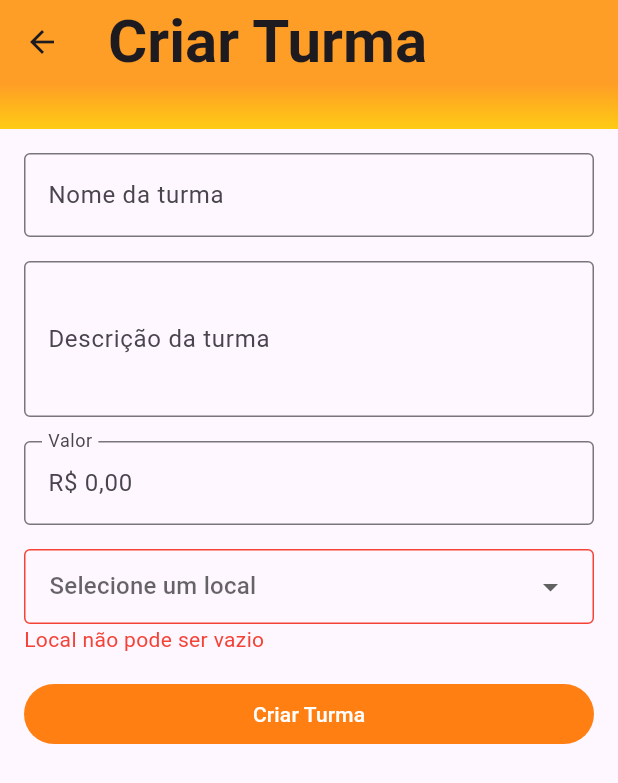
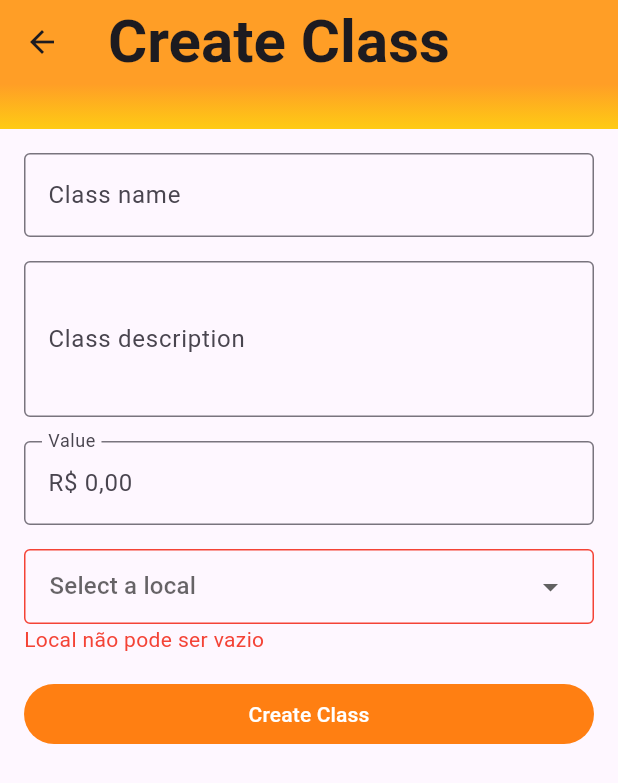
Before and after one commit to Gaudiot/ctcl_manager, a Flutter app: the CreateClassView screen opened by its route, on a phone screen of 412 x 824 dp. Shown: the top 783 px of the screen. Run offline on Flutter 3.47's test engine with Material 3 defaults, Android fonts, the phone set to English and light mode, and no system bars; our stand-ins replace flutter_dotenv, supabase_flutter; accounts and stored records are empty; generated files the repository leaves out were written again; network calls fail.

Commit message:
strings localization

```diff
--- /dev/null
+++ b/l10n.yaml
@@ -0,0 +1,4 @@
+arb-dir: lib/l10n
+template-arb-file: app_en.arb
+output-localization-file: app_localizations.dart
+untranslated-messages-file: lib/l10n/untranslated_messages.txt
--- a/lib/base/components/locals_dropdown.dart
+++ b/lib/base/components/locals_dropdown.dart
@@ -1,6 +1,7 @@
 import "package:ctcl_manager/base/DAOs/local.dao.dart";
 import "package:ctcl_manager/base/DAOs/models/local.dao_model.dart";
 import "package:ctcl_manager/base/uicolors.dart";
+import "package:ctcl_manager/l10n/localizations_extension.dart";
 import "package:ctcl_manager/src/views/bottomsheets/create_local.bottomsheet.dart";
 import "package:flutter/material.dart";
 
@@ -141,7 +142,7 @@ class _LocalsDropdownState extends State<LocalsDropdown> {
               return DropdownButtonHideUnderline(
                 child: DropdownButton(
                   value: widget.controller?.value,
-                  hint: Text("Selecione um local"),
+                  hint: Text(context.strings.select_local),
                   items: state.locals
                       .map(
                         (local) => DropdownMenuItem(
--- a/lib/core/design/components/debounce_text_field.dart
+++ b/lib/core/design/components/debounce_text_field.dart
@@ -1,6 +1,7 @@
 import "dart:async";
 
 import "package:ctcl_manager/base/uicolors.dart";
+import "package:ctcl_manager/l10n/localizations_extension.dart";
 import "package:flutter/material.dart";
 
 final class DebounceTextField extends StatefulWidget {
@@ -44,7 +45,7 @@ class _DebounceTextFieldState extends State<DebounceTextField> {
       decoration: InputDecoration(
         prefixIcon: Icon(Icons.search),
         border: OutlineInputBorder(borderRadius: BorderRadius.circular(4)),
-        labelText: "Pesquisar",
+        labelText: context.strings.search_field_placeholder,
         fillColor: UIColors.primaryWhite,
         filled: true,
       ),
--- a/lib/core/design/components/monetary_text_field.dart
+++ b/lib/core/design/components/monetary_text_field.dart
@@ -1,3 +1,4 @@
+import "package:ctcl_manager/l10n/localizations_extension.dart";
 import "package:flutter/material.dart";
 import "package:flutter/services.dart";
 import "package:intl/intl.dart";
@@ -58,7 +59,7 @@ class _MonetaryTextFieldState extends State<MonetaryTextField> {
       controller: _textFieldController,
       decoration: InputDecoration(
         hintText: "R\$ 0,00",
-        labelText: "Valor",
+        labelText: context.strings.value_field_title,
         floatingLabelBehavior: FloatingLabelBehavior.always,
         border: OutlineInputBorder(),
       ),
--- /dev/null
+++ b/lib/l10n/app_en.arb
@@ -0,0 +1,19 @@
+{
+  "class_title": "Class",
+  "classes": "Classes",
+  "new_class": "+ Class",
+  "classes_loading_error": "Error loading classes",
+  "class_name": "Class name",
+  "class_description": "Class description",
+  "create_class": "Create Class",
+  "delete_class": "Delete Class",
+  "invalid_class_name_empty": "Class name cannot be empty",
+  "invalid_class_value_empty": "Class value cannot be empty",
+  "invalid_class_local_empty": "Class local cannot be empty",
+  "confirm_edit": "Confirm Edit",
+  "create_local": "Create Local",
+  "local_field_title": "Local name (*)",
+  "value_field_title": "Value",
+  "search_field_placeholder": "Search",
+  "select_local": "Select a local"
+}
--- /dev/null
+++ b/lib/l10n/app_localizations_en.dart
@@ -0,0 +1,61 @@
+// ignore: unused_import
+import 'package:intl/intl.dart' as intl;
+import 'app_localizations.dart';
+
+// ignore_for_file: type=lint
+
+/// The translations for English (`en`).
+class AppLocalizationsEn extends AppLocalizations {
+  AppLocalizationsEn([String locale = 'en']) : super(locale);
+
+  @override
+  String get class_title => 'Class';
+
+  @override
+  String get classes => 'Classes';
+
+  @override
+  String get new_class => '+ Class';
+
+  @override
+  String get classes_loading_error => 'Error loading classes';
+
+  @override
+  String get class_name => 'Class name';
+
+  @override
+  String get class_description => 'Class description';
+
+  @override
+  String get create_class => 'Create Class';
+
+  @override
+  String get delete_class => 'Delete Class';
+
+  @override
+  String get invalid_class_name_empty => 'Class name cannot be empty';
+
+  @override
+  String get invalid_class_value_empty => 'Class value cannot be empty';
+
+  @override
+  String get invalid_class_local_empty => 'Class local cannot be empty';
+
+  @override
+  String get confirm_edit => 'Confirm Edit';
+
+  @override
+  String get create_local => 'Create Local';
+
+  @override
+  String get local_field_title => 'Local name (*)';
+
+  @override
+  String get value_field_title => 'Value';
+
+  @override
+  String get search_field_placeholder => 'Search';
+
+  @override
+  String get select_local => 'Select a local';
+}
--- /dev/null
+++ b/lib/l10n/app_localizations_pt.dart
@@ -0,0 +1,61 @@
+// ignore: unused_import
+import 'package:intl/intl.dart' as intl;
+import 'app_localizations.dart';
+
+// ignore_for_file: type=lint
+
+/// The translations for Portuguese (`pt`).
+class AppLocalizationsPt extends AppLocalizations {
+  AppLocalizationsPt([String locale = 'pt']) : super(locale);
+
+  @override
+  String get class_title => 'Turma';
+
+  @override
+  String get classes => 'Turmas';
+
+  @override
+  String get new_class => '+ Turma';
+
+  @override
+  String get classes_loading_error => 'Erro ao carregar turmas';
+
+  @override
+  String get class_name => 'Nome da turma';
+
+  @override
+  String get class_description => 'Descrição da turma';
+
+  @override
+  String get create_class => 'Criar Turma';
+
+  @override
+  String get delete_class => 'Apagar Turma';
+
+  @override
+  String get invalid_class_name_empty => 'Nome não pode ser vazio';
+
+  @override
+  String get invalid_class_value_empty => 'Valor não pode ser vazio';
+
+  @override
+  String get invalid_class_local_empty => 'Local não pode ser vazio';
+
+  @override
+  String get confirm_edit => 'Confirmar Edição';
+
+  @override
+  String get create_local => 'Criar Local';
+
+  @override
+  String get local_field_title => 'Nome do local (*)';
+
+  @override
+  String get value_field_title => 'Valor';
+
+  @override
+  String get search_field_placeholder => 'Pesquisar';
+
+  @override
+  String get select_local => 'Selecione um local';
+}
--- /dev/null
+++ b/lib/l10n/app_pt.arb
@@ -0,0 +1,19 @@
+{
+  "class_title": "Turma",
+  "classes": "Turmas",
+  "new_class": "+ Turma",
+  "classes_loading_error": "Erro ao carregar turmas",
+  "class_name": "Nome da turma",
+  "class_description": "Descrição da turma",
+  "create_class": "Criar Turma",
+  "delete_class": "Apagar Turma",
+  "invalid_class_name_empty": "Nome não pode ser vazio",
+  "invalid_class_value_empty": "Valor não pode ser vazio",
+  "invalid_class_local_empty": "Local não pode ser vazio",
+  "confirm_edit": "Confirmar Edição",
+  "create_local": "Criar Local",
+  "local_field_title": "Nome do local (*)",
+  "value_field_title": "Valor",
+  "search_field_placeholder": "Pesquisar",
+  "select_local": "Selecione um local"
+}
--- /dev/null
+++ b/lib/l10n/localizations_extension.dart
@@ -0,0 +1,6 @@
+import "package:ctcl_manager/l10n/app_localizations.dart";
+import "package:flutter/widgets.dart";
+
+extension LocalizationsExtension on BuildContext {
+  AppLocalizations get strings => AppLocalizations.of(this)!;
+}
--- a/lib/main.dart
+++ b/lib/main.dart
@@ -1,6 +1,7 @@
 import "package:ctcl_manager/core/database/supabase/supabase_service.dart";
 import "package:ctcl_manager/core/navigation/navigation.dart";
 import "package:ctcl_manager/core/variables/envs.dart";
+import "package:ctcl_manager/l10n/app_localizations.dart";
 import "package:flutter/material.dart";
 
 Future<void> main() async {
@@ -16,6 +17,8 @@ class MainApp extends StatelessWidget {
   @override
   Widget build(BuildContext context) {
     return MaterialApp(
+      localizationsDelegates: AppLocalizations.localizationsDelegates,
+      supportedLocales: AppLocalizations.supportedLocales,
       initialRoute: NavigationManager.initialRoute,
       routes: NavigationManager.routesMap(),
     );
--- a/lib/src/views/bottomsheets/create_local.bottomsheet.dart
+++ b/lib/src/views/bottomsheets/create_local.bottomsheet.dart
@@ -1,6 +1,7 @@
 import "package:ctcl_manager/base/DAOs/local.dao.dart";
 import "package:ctcl_manager/base/uicolors.dart";
 import "package:ctcl_manager/core/navigation/navigation.dart";
+import "package:ctcl_manager/l10n/localizations_extension.dart";
 import "package:flutter/material.dart";
 
 class CreateLocalBottomSheet extends StatelessWidget {
@@ -27,7 +28,7 @@ class CreateLocalBottomSheet extends StatelessWidget {
               SizedBox(width: 8),
               Expanded(
                 child: Text(
-                  "Criar Local",
+                  context.strings.create_local,
                   style:
                       Theme.of(context).appBarTheme.titleTextStyle ??
                       TextStyle(
@@ -45,7 +46,7 @@ class CreateLocalBottomSheet extends StatelessWidget {
           TextField(
             controller: nameController,
             decoration: InputDecoration(
-              labelText: "Nome do local (*)",
+              labelText: context.strings.local_field_title,
               border: OutlineInputBorder(
                 borderRadius: BorderRadius.circular(4),
               ),
@@ -72,7 +73,7 @@ class CreateLocalBottomSheet extends StatelessWidget {
               },
               style: TextButton.styleFrom(shape: StadiumBorder()),
               child: Text(
-                "Criar Local",
+                context.strings.create_local,
                 style: TextStyle(fontSize: 16, color: UIColors.primaryWhite),
               ),
             ),
--- a/lib/src/views/class_details.view.dart
+++ b/lib/src/views/class_details.view.dart
@@ -1,6 +1,7 @@
 import "package:ctcl_manager/base/components/locals_dropdown.dart";
 import "package:ctcl_manager/base/uicolors.dart";
 import "package:ctcl_manager/core/design/components/monetary_text_field.dart";
+import "package:ctcl_manager/l10n/localizations_extension.dart";
 import "package:ctcl_manager/src/viewmodels/class_details.viewmodel.dart";
 import "package:flutter/material.dart";
 
@@ -41,7 +42,7 @@ class _ClassDetailsViewState extends State<ClassDetailsView> {
     return Scaffold(
       appBar: AppBar(
         title: Text(
-          "Turma",
+          context.strings.class_title,
           style: TextStyle(fontSize: 40, fontWeight: FontWeight.bold),
         ),
         backgroundColor: UIColors.primaryOrangeLighter,
@@ -70,8 +71,8 @@ class _ClassDetailsViewState extends State<ClassDetailsView> {
                   TextField(
                     controller: classNameController,
                     decoration: InputDecoration(
-                      labelText: "Nome da turma",
-                      hintText: "Nome da turma",
+                      labelText: context.strings.class_name,
+                      hintText: context.strings.class_name,
                       border: OutlineInputBorder(),
                       errorBorder: OutlineInputBorder(
                         borderSide: BorderSide(color: UIColors.primaryRed),
@@ -84,8 +85,8 @@ class _ClassDetailsViewState extends State<ClassDetailsView> {
                     minLines: 3,
                     maxLines: 3,
                     decoration: InputDecoration(
-                      labelText: "Descrição da turma",
-                      hintText: "Descrição da turma",
+                      labelText: context.strings.class_description,
+                      hintText: context.strings.class_description,
                       border: OutlineInputBorder(),
                     ),
                   ),
@@ -110,7 +111,7 @@ class _ClassDetailsViewState extends State<ClassDetailsView> {
                         localId: classLocalController.value ?? "",
                       );
                     },
-                    child: Text("Confirmar Edição"),
+                    child: Text(context.strings.confirm_edit),
                   ),
                   SizedBox(height: 4),
                   TextButton(
@@ -124,7 +125,7 @@ class _ClassDetailsViewState extends State<ClassDetailsView> {
                       widget.viewModel.deleteClass(context, widget.classId);
                     },
                     child: Text(
-                      "Apagar Turma",
+                      context.strings.delete_class,
                       style: TextStyle(fontWeight: FontWeight.bold),
                     ),
                   ),
--- a/lib/src/views/class_listing.view.dart
+++ b/lib/src/views/class_listing.view.dart
@@ -1,5 +1,6 @@
 import "package:ctcl_manager/base/uicolors.dart";
 import "package:ctcl_manager/core/design/components/debounce_text_field.dart";
+import "package:ctcl_manager/l10n/localizations_extension.dart";
 import "package:ctcl_manager/src/viewmodels/class_listing.viewmodel.dart";
 import "package:flutter/material.dart";
 
@@ -24,7 +25,7 @@ class _ClassListingViewState extends State<ClassListingView> {
     return Scaffold(
       appBar: AppBar(
         title: Text(
-          "Turmas",
+          context.strings.classes,
           style: TextStyle(fontSize: 40, fontWeight: FontWeight.bold),
         ),
         backgroundColor: UIColors.primaryOrangeLighter,
@@ -63,7 +64,7 @@ class _ClassListingViewState extends State<ClassListingView> {
                       shape: StadiumBorder(),
                     ),
                     onPressed: () => widget.viewModel.goToCreateClass(context),
-                    child: const Text("+ Turma"),
+                    child: Text(context.strings.new_class),
                   ),
                 ),
               ],
@@ -171,6 +172,8 @@ final class _ClassListingError extends StatelessWidget {
 
   @override
   Widget build(BuildContext context) {
-    return Expanded(child: Center(child: Text("Erro ao carregar turmas")));
+    return Expanded(
+      child: Center(child: Text(context.strings.classes_loading_error)),
+    );
   }
 }
--- a/lib/src/views/create_class.view.dart
+++ b/lib/src/views/create_class.view.dart
@@ -1,6 +1,7 @@
 import "package:ctcl_manager/base/components/locals_dropdown.dart";
 import "package:ctcl_manager/base/uicolors.dart";
 import "package:ctcl_manager/core/design/components/monetary_text_field.dart";
+import "package:ctcl_manager/l10n/localizations_extension.dart";
 import "package:ctcl_manager/src/viewmodels/create_class.viewmodel.dart";
 import "package:flutter/material.dart";
 
@@ -38,7 +39,7 @@ class _CreateClassViewState extends State<CreateClassView> {
     return Scaffold(
       appBar: AppBar(
         title: Text(
-          "Criar Turma",
+          context.strings.create_class,
           style: TextStyle(fontSize: 40, fontWeight: FontWeight.bold),
         ),
         backgroundColor: UIColors.primaryOrangeLighter,
@@ -70,8 +71,8 @@ class _CreateClassViewState extends State<CreateClassView> {
                       TextField(
                         controller: classNameController,
                         decoration: InputDecoration(
-                          labelText: "Nome da turma",
-                          hintText: "Nome da turma",
+                          labelText: context.strings.class_name,
+                          hintText: context.strings.class_name,
                           border: OutlineInputBorder(),
                           errorBorder: OutlineInputBorder(
                             borderSide: BorderSide(color: UIColors.primaryRed),
@@ -87,8 +88,8 @@ class _CreateClassViewState extends State<CreateClassView> {
                         minLines: 3,
                         maxLines: 3,
                         decoration: InputDecoration(
-                          labelText: "Descrição da turma",
-                          hintText: "Descrição da turma",
+                          labelText: context.strings.class_description,
+                          hintText: context.strings.class_description,
                           border: OutlineInputBorder(),
                         ),
                       ),
@@ -118,7 +119,7 @@ class _CreateClassViewState extends State<CreateClassView> {
                               localId: classLocalController.value ?? "",
                             );
                           },
-                          child: const Text("Criar Turma"),
+                          child: Text(context.strings.create_class),
                         ),
                       ),
                     ],
--- a/pubspec.yaml
+++ b/pubspec.yaml
@@ -8,6 +8,8 @@ environment:
 
 dependencies:
   flutter:
+    sdk: flutter
+  flutter_localizations:
     sdk: flutter
   flutter_dotenv: ^6.0.0
   intl: ^0.20.2
@@ -20,6 +22,7 @@ dev_dependencies:
   flutter_lints: ^5.0.0
 
 flutter:
+  generate: true
   assets:
     - .env
   uses-material-design: true
```
Also changed, not shown: pubspec.lock, 2 other files.
